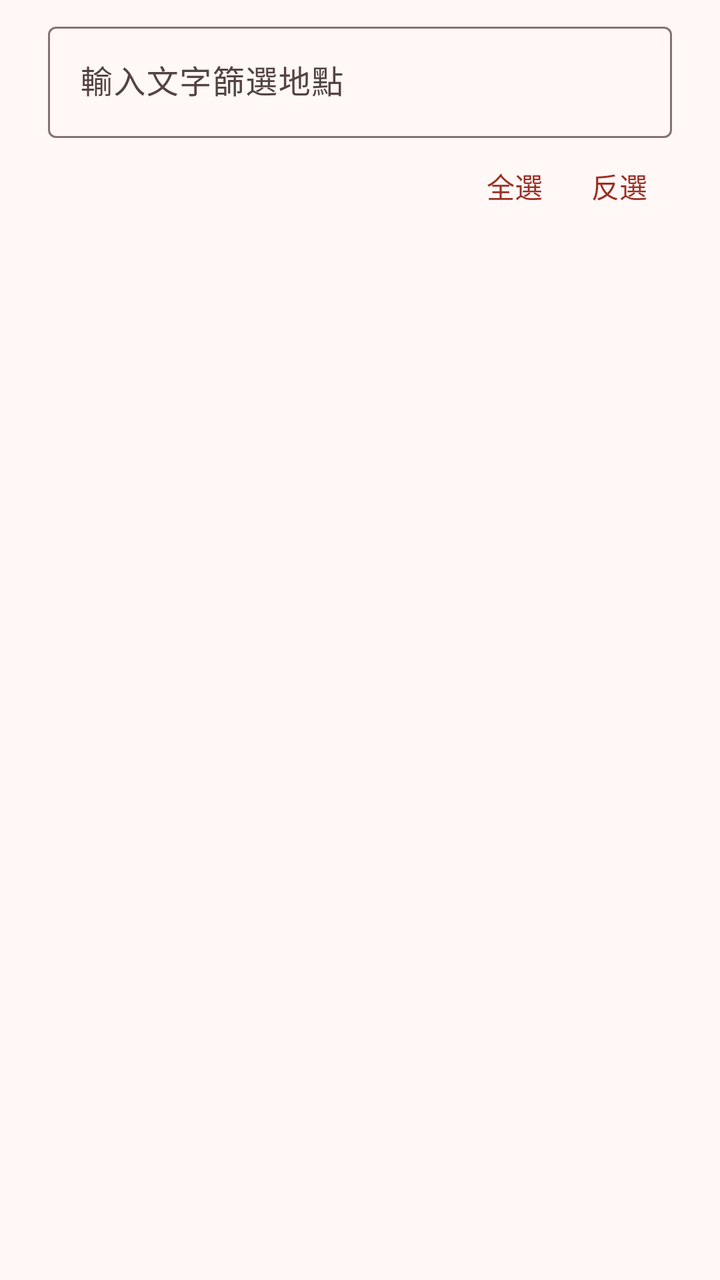
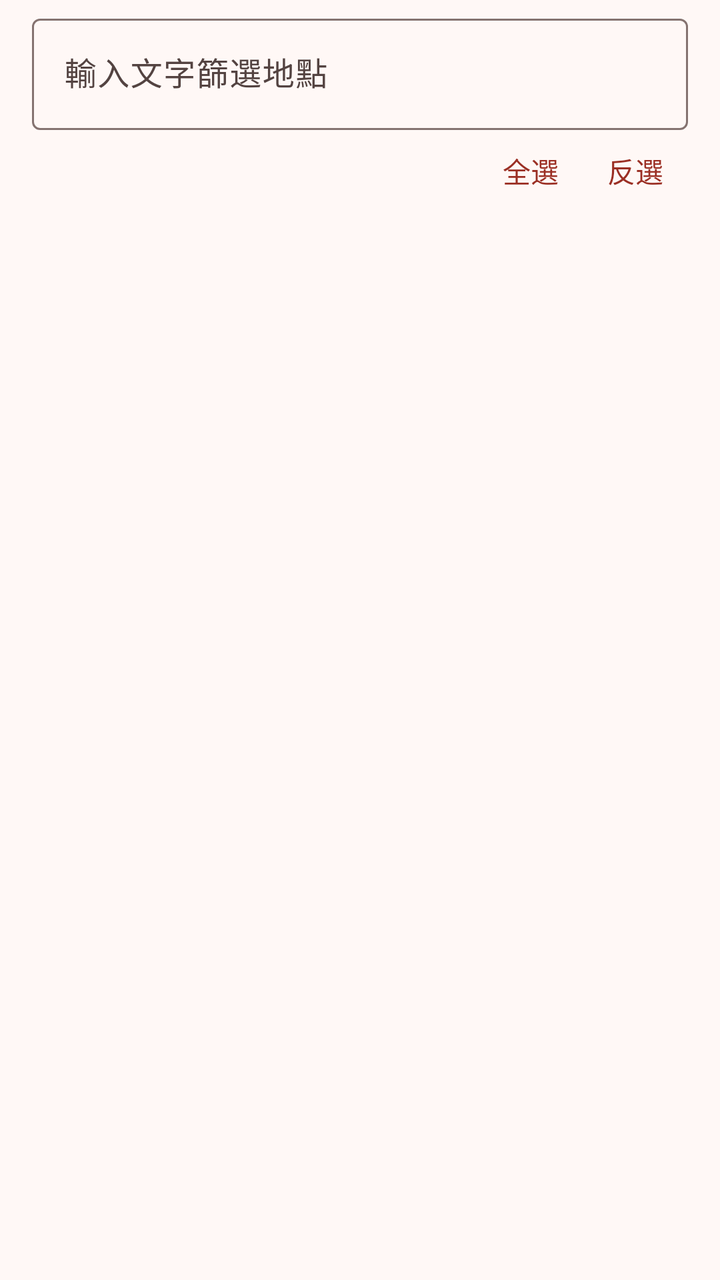

An Android layout rendered at two revisions. The XML below is the earlier revision; the diff shows what the commit changed to produce the second picture.
<!-- AndroidManifest.xml: application theme AppTheme -->
<!-- res/layout/dialog_filter_pron.xml -->
<?xml version="1.0" encoding="utf-8"?>
<LinearLayout xmlns:android="http://schemas.android.com/apk/res/android"
    xmlns:app="http://schemas.android.com/apk/res-auto"
    android:layout_width="match_parent"
    android:layout_height="wrap_content"
    android:orientation="vertical"
    android:paddingStart="@dimen/space_xl"
    android:paddingTop="@dimen/space_sm"
    android:paddingEnd="@dimen/space_xl">

    <com.google.android.material.textfield.TextInputLayout
        style="@style/Widget.Material3.TextInputLayout.OutlinedBox"
        android:layout_width="match_parent"
        android:layout_height="wrap_content"
        android:hint="@string/search_filter_hint"
        app:endIconMode="clear_text">

        <com.google.android.material.textfield.TextInputEditText
            android:id="@+id/filter_search"
            android:layout_width="match_parent"
            android:layout_height="wrap_content"
            android:imeOptions="actionDone"
            android:inputType="text"
            android:maxLines="1"
            android:singleLine="true"
            android:textAppearance="@style/TextAppearance.Material3.BodyLarge" />

    </com.google.android.material.textfield.TextInputLayout>

    <LinearLayout
        android:layout_width="match_parent"
        android:layout_height="wrap_content"
        android:gravity="end"
        android:orientation="horizontal">

        <com.google.android.material.button.MaterialButton
            android:id="@+id/btn_dialog_select_all"
            style="@style/Widget.Jyutdict.TextButton"
            android:layout_width="wrap_content"
            android:layout_height="@dimen/touch_target"
            android:text="@string/button_all_check" />

        <com.google.android.material.button.MaterialButton
            android:id="@+id/btn_dialog_invert"
            style="@style/Widget.Jyutdict.TextButton"
            android:layout_width="wrap_content"
            android:layout_height="@dimen/touch_target"
            android:text="@string/button_all_uncheck" />

    </LinearLayout>

    <ScrollView
        android:layout_width="match_parent"
        android:layout_height="320dp"
        android:fillViewport="true"
        android:scrollbarStyle="outsideOverlay">

        <LinearLayout
            android:id="@+id/checkbox_container"
            android:layout_width="match_parent"
            android:layout_height="wrap_content"
            android:orientation="vertical"
            android:paddingBottom="@dimen/space_sm" />

    </ScrollView>

</LinearLayout>
<!-- resources referenced by this layout -->
<resources>
  <dimen name="space_sm">8dp</dimen>
  <dimen name="space_xl">24dp</dimen>
  <dimen name="touch_target">48dp</dimen>
  <string name="button_all_check">全選</string>
  <string name="button_all_uncheck">反選</string>
  <string name="search_filter_hint">輸入文字篩選地點</string>
  <style name="Widget.Jyutdict.TextButton" parent="Widget.Material3.Button.TextButton">
          <item name="android:minHeight">48dp</item>
          <item name="android:minWidth">0dp</item>
          <item name="android:textAppearance">@style/TextAppearance.Material3.LabelLarge</item>
          <item name="android:textAllCaps">false</item>
      </style>
  <color name="md_theme_light_primary">#9B2F24</color>
  <color name="md_theme_light_onPrimary">#FFFFFF</color>
  <color name="md_theme_light_primaryContainer">#FFDAD5</color>
  <color name="md_theme_light_onPrimaryContainer">#3F0502</color>
  <color name="md_theme_light_secondary">#775651</color>
  <color name="md_theme_light_onSecondary">#FFFFFF</color>
  <color name="md_theme_light_secondaryContainer">#FFDAD5</color>
  <color name="md_theme_light_onSecondaryContainer">#2C1512</color>
  <color name="md_theme_light_tertiary">#705C2E</color>
  <color name="md_theme_light_onTertiary">#FFFFFF</color>
  <color name="md_theme_light_tertiaryContainer">#FBDFA6</color>
  <color name="md_theme_light_onTertiaryContainer">#261A00</color>
  <color name="md_theme_light_error">#BA1A1A</color>
  <color name="md_theme_light_onError">#FFFFFF</color>
  <color name="md_theme_light_errorContainer">#FFDAD6</color>
  <color name="md_theme_light_onErrorContainer">#410002</color>
  <color name="md_theme_light_background">#FFF8F6</color>
  <color name="md_theme_light_onBackground">#231918</color>
  <color name="md_theme_light_surface">#FFF8F6</color>
  <color name="md_theme_light_onSurface">#231918</color>
  <color name="md_theme_light_surfaceVariant">#F5DDDA</color>
  <color name="md_theme_light_onSurfaceVariant">#534341</color>
  <color name="md_theme_light_outline">#857370</color>
  <color name="md_theme_light_outlineVariant">#D8C2BE</color>
  <color name="md_theme_light_surfaceContainerLowest">#FFFFFF</color>
  <color name="md_theme_light_surfaceContainerLow">#FFF1EE</color>
  <color name="md_theme_light_surfaceContainer">#FCEAE7</color>
  <color name="md_theme_light_surfaceContainerHigh">#F7E4E1</color>
  <color name="md_theme_light_surfaceContainerHighest">#F1DEDB</color>
  <style name="ThemeOverlay.Jyutdict.MaterialAlertDialog" parent="ThemeOverlay.Material3.MaterialAlertDialog">
          <item name="shapeAppearanceOverlay">@style/ShapeAppearanceOverlay.Jyutdict.Dialog</item>
      </style>
  <style name="Widget.Jyutdict.Toolbar" parent="Widget.Material3.Toolbar.Surface">
          <item name="android:minHeight">64dp</item>
          <item name="android:background">?attr/colorSurface</item>
          <item name="titleTextColor">?attr/colorOnSurface</item>
          <item name="subtitleTextColor">?attr/colorOnSurfaceVariant</item>
          <item name="navigationIconTint">?attr/colorOnSurfaceVariant</item>
          <item name="titleTextAppearance">@style/TextAppearance.Material3.TitleLarge</item>
          <item name="contentInsetStart">16dp</item>
          <item name="contentInsetEnd">8dp</item>
          <item name="contentInsetStartWithNavigation">8dp</item>
      </style>
  <style name="ShapeAppearanceOverlay.Jyutdict.Dialog" parent="">
          <item name="cornerFamily">rounded</item>
          <item name="cornerSize">28dp</item>
      </style>
  <!-- unchanged entries left out for length: 1 -->
</resources>

<!-- the commit's change to res/layout/dialog_filter_pron.xml (unified diff, before → after) -->
@@ -4,9 +4,9 @@
     android:layout_width="match_parent"
     android:layout_height="wrap_content"
     android:orientation="vertical"
-    android:paddingStart="@dimen/space_xl"
-    android:paddingTop="@dimen/space_sm"
-    android:paddingEnd="@dimen/space_xl">
+    android:paddingStart="@dimen/space_lg"
+    android:paddingTop="@dimen/space_xs"
+    android:paddingEnd="@dimen/space_lg">
 
     <com.google.android.material.textfield.TextInputLayout
         style="@style/Widget.Material3.TextInputLayout.OutlinedBox"
@@ -37,14 +37,14 @@
             android:id="@+id/btn_dialog_select_all"
             style="@style/Widget.Jyutdict.TextButton"
             android:layout_width="wrap_content"
-            android:layout_height="@dimen/touch_target"
+            android:layout_height="@dimen/compact_touch_target"
             android:text="@string/button_all_check" />
 
         <com.google.android.material.button.MaterialButton
             android:id="@+id/btn_dialog_invert"
             style="@style/Widget.Jyutdict.TextButton"
             android:layout_width="wrap_content"
-            android:layout_height="@dimen/touch_target"
+            android:layout_height="@dimen/compact_touch_target"
             android:text="@string/button_all_uncheck" />
 
     </LinearLayout>
<!-- resource entries referenced after the edit -->
@@ -1,13 +1,14 @@
 <!-- resources referenced by this layout -->
 <resources>
+  <dimen name="compact_touch_target">40dp</dimen>
+  <dimen name="space_lg">16dp</dimen>
   <dimen name="space_sm">8dp</dimen>
-  <dimen name="space_xl">24dp</dimen>
-  <dimen name="touch_target">48dp</dimen>
+  <dimen name="space_xs">4dp</dimen>
   <string name="button_all_check">全選</string>
   <string name="button_all_uncheck">反選</string>
   <string name="search_filter_hint">輸入文字篩選地點</string>
   <style name="Widget.Jyutdict.TextButton" parent="Widget.Material3.Button.TextButton">
-          <item name="android:minHeight">48dp</item>
+          <item name="android:minHeight">40dp</item>
           <item name="android:minWidth">0dp</item>
           <item name="android:textAppearance">@style/TextAppearance.Material3.LabelLarge</item>
           <item name="android:textAllCaps">false</item>
@@ -45,14 +46,15 @@
           <item name="shapeAppearanceOverlay">@style/ShapeAppearanceOverlay.Jyutdict.Dialog</item>
       </style>
   <style name="Widget.Jyutdict.Toolbar" parent="Widget.Material3.Toolbar.Surface">
-          <item name="android:minHeight">64dp</item>
+          <item name="android:minHeight">56dp</item>
           <item name="android:background">?attr/colorSurface</item>
           <item name="titleTextColor">?attr/colorOnSurface</item>
           <item name="subtitleTextColor">?attr/colorOnSurfaceVariant</item>
           <item name="navigationIconTint">?attr/colorOnSurfaceVariant</item>
           <item name="titleTextAppearance">@style/TextAppearance.Material3.TitleLarge</item>
-          <item name="contentInsetStart">16dp</item>
-          <item name="contentInsetEnd">8dp</item>
+          <item name="subtitleTextAppearance">@style/TextAppearance.Material3.BodySmall</item>
+          <item name="contentInsetStart">12dp</item>
+          <item name="contentInsetEnd">4dp</item>
           <item name="contentInsetStartWithNavigation">8dp</item>
       </style>
   <style name="ShapeAppearanceOverlay.Jyutdict.Dialog" parent="">
